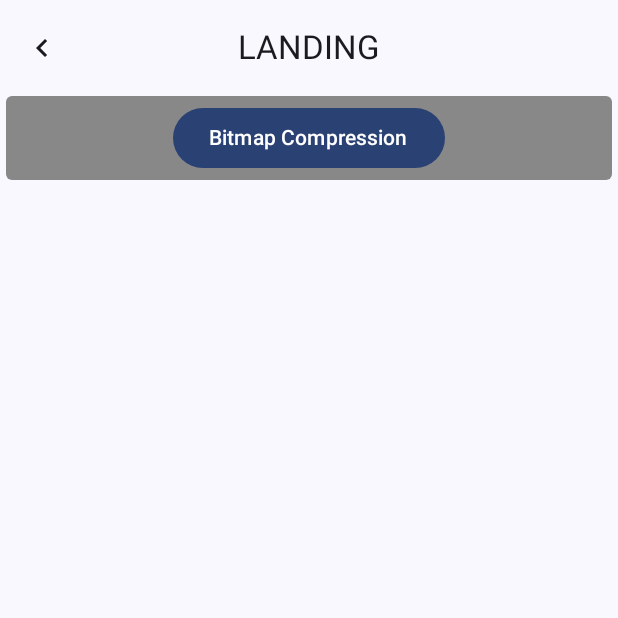
After one commit to rhonyabdullah/ndk-playground, an Android app built with Jetpack Compose: the LandingScreen screen opened through its navigation route, on a phone screen of 412 x 824 dp, the top half of it. The commit adds this screen. Run offline under Robolectric (Android 15) with nearby library versions, the phone set to English and light mode, and no system bars; our stand-ins replace Dagger/Hilt's generated code; libraries missing offline, so code that uses them is left out: androidx.camera.core, androidx.camera.lifecycle.

Commit message:
capture image and compress to native

```diff
--- a/app/src/main/java/com/ndk/playground/MainActivity.kt
+++ b/app/src/main/java/com/ndk/playground/MainActivity.kt
@@ -4,58 +4,60 @@ import android.os.Bundle
 import androidx.activity.ComponentActivity
 import androidx.activity.compose.setContent
 import androidx.activity.enableEdgeToEdge
-import androidx.compose.foundation.layout.fillMaxSize
-import androidx.compose.foundation.layout.padding
-import androidx.compose.material3.Scaffold
-import androidx.compose.material3.Text
 import androidx.compose.runtime.Composable
-import androidx.compose.ui.Modifier
-import androidx.compose.ui.tooling.preview.Preview
-import com.ndk.nativelib.LOG_D
-import com.ndk.nativelib.LOG_E
-import com.ndk.nativelib.LOG_I
-import com.ndk.nativelib.LOG_V
-import com.ndk.nativelib.LOG_W
+import androidx.navigation.NavHostController
+import androidx.navigation.compose.NavHost
+import androidx.navigation.compose.composable
+import androidx.navigation.compose.rememberNavController
+import com.ndk.playground.screen.bitmap.BitmapScreen
+import com.ndk.playground.screen.landing.LandingScreen
 import com.ndk.playground.ui.theme.NDKPlaygroundTheme
+import com.ndk.playground.utils.ImageProcessor
+import dagger.hilt.android.AndroidEntryPoint
+import javax.inject.Inject
 
+@AndroidEntryPoint
 class MainActivity : ComponentActivity() {
 
-    private val logMessage = "Hello from MainActivity"
+    @Inject
+    lateinit var imageProcessor: ImageProcessor
 
     override fun onCreate(savedInstanceState: Bundle?) {
         super.onCreate(savedInstanceState)
         enableEdgeToEdge()
         setContent {
             NDKPlaygroundTheme {
-                Scaffold(modifier = Modifier.fillMaxSize()) { innerPadding ->
-                    Greeting(
-                        name = "Android",
-                        modifier = Modifier.padding(innerPadding)
-                    )
-                }
+                MainApp(
+                    navController = rememberNavController(),
+                    imageProcessor = imageProcessor
+                )
             }
         }
-        LOG_V("MainActivity", "Using tag: $logMessage")
-        LOG_V(logMessage)
-        LOG_D(logMessage)
-        LOG_I(logMessage)
-        LOG_W(logMessage)
-        LOG_E(logMessage)
     }
 }
 
 @Composable
-fun Greeting(name: String, modifier: Modifier = Modifier) {
-    Text(
-        text = "Hello $name!",
-        modifier = modifier
-    )
-}
-
-@Preview(showBackground = true)
-@Composable
-fun GreetingPreview() {
-    NDKPlaygroundTheme {
-        Greeting("Android")
+private fun MainApp(
+    navController: NavHostController,
+    imageProcessor: ImageProcessor
+) {
+    NavHost(
+        navController = navController,
+        startDestination = NdkPlaygroundScreen.LANDING.name
+    ) {
+        composable(NdkPlaygroundScreen.LANDING.name) {
+            LandingScreen(
+                onBack = navController::popBackStack,
+                onBitmapClicked = {
+                    navController.navigate(NdkPlaygroundScreen.BITMAP.name)
+                }
+            )
+        }
+        composable(NdkPlaygroundScreen.BITMAP.name) {
+            BitmapScreen(
+                onBack = navController::popBackStack,
+                imageProcessor = imageProcessor
+            )
+        }
     }
 }
--- /dev/null
+++ b/app/src/main/java/com/ndk/playground/NdkPlaygroundScreen.kt
@@ -0,0 +1,6 @@
+package com.ndk.playground
+
+enum class NdkPlaygroundScreen {
+    LANDING,
+    BITMAP
+}
--- /dev/null
+++ b/app/src/main/java/com/ndk/playground/di/AppModule.kt
@@ -0,0 +1,16 @@
+package com.ndk.playground.di
+
+import com.ndk.nativelib.BitmapUtils
+import dagger.Module
+import dagger.Provides
+import dagger.hilt.InstallIn
+import dagger.hilt.components.SingletonComponent
+
+@Module
+@InstallIn(SingletonComponent::class)
+class AppModule {
+
+    @Provides
+    fun bindBitmapUtils(): BitmapUtils = BitmapUtils.instance
+
+}
--- /dev/null
+++ b/app/src/main/java/com/ndk/playground/screen/landing/LandingScreen.kt
@@ -0,0 +1,95 @@
+package com.ndk.playground.screen.landing
+
+import androidx.compose.foundation.background
+import androidx.compose.foundation.layout.Box
+import androidx.compose.foundation.layout.Column
+import androidx.compose.foundation.layout.fillMaxSize
+import androidx.compose.foundation.layout.fillMaxWidth
+import androidx.compose.foundation.layout.padding
+import androidx.compose.foundation.shape.RoundedCornerShape
+import androidx.compose.material.icons.Icons
+import androidx.compose.material.icons.filled.KeyboardArrowLeft
+import androidx.compose.material3.Button
+import androidx.compose.material3.CenterAlignedTopAppBar
+import androidx.compose.material3.ExperimentalMaterial3Api
+import androidx.compose.material3.Icon
+import androidx.compose.material3.IconButton
+import androidx.compose.material3.Scaffold
+import androidx.compose.material3.Text
+import androidx.compose.runtime.Composable
+import androidx.compose.ui.Alignment
+import androidx.compose.ui.Modifier
+import androidx.compose.ui.draw.clip
+import androidx.compose.ui.graphics.Color
+import androidx.compose.ui.tooling.preview.Preview
+import androidx.compose.ui.unit.dp
+import com.ndk.playground.NdkPlaygroundScreen
+import com.ndk.playground.ui.theme.NDKPlaygroundTheme
+import com.ndk.playground.ui.theme.Padding
+
+@OptIn(ExperimentalMaterial3Api::class)
+@Composable
+fun LandingScreen(
+    onBack: () -> Unit,
+    onBitmapClicked: () -> Unit
+) {
+    Scaffold(
+        topBar = {
+            CenterAlignedTopAppBar(
+                title = {
+                    Text(NdkPlaygroundScreen.LANDING.name)
+                },
+                navigationIcon = {
+                    IconButton(onClick = onBack) {
+                        Icon(Icons.Default.KeyboardArrowLeft, contentDescription = "Back")
+                    }
+                }
+            )
+        },
+    ) { innerPadding ->
+        Column(
+            modifier = Modifier
+                .fillMaxSize()
+                .padding(innerPadding),
+            horizontalAlignment = Alignment.CenterHorizontally
+        ) {
+            LandingItems(
+                name = "Bitmap Compression",
+                action = onBitmapClicked
+            )
+        }
+    }
+}
+
+@Composable
+private fun LandingItems(
+    name: String,
+    action: () -> Unit
+) {
+    Box(
+        modifier = Modifier
+            .fillMaxWidth()
+            .padding(horizontal = Padding.small)
+            .clip(RoundedCornerShape(4.dp))
+            .background(Color.Gray),
+        contentAlignment = Alignment.Center
+    ) {
+        Button(
+            modifier = Modifier.padding(vertical = Padding.small),
+            onClick = action
+        ) {
+            Text(name)
+        }
+    }
+}
+
+@Preview(showBackground = true, showSystemUi = true)
+@Composable
+fun LandingScreenPreview() {
+    NDKPlaygroundTheme {
+        LandingScreen(
+            onBack = { },
+            onBitmapClicked = { }
+        )
+    }
+}
--- /dev/null
+++ b/app/src/main/java/com/ndk/playground/ui/theme/Padding.kt
@@ -0,0 +1,9 @@
+package com.ndk.playground.ui.theme
+
+import androidx.compose.ui.unit.dp
+
+object Padding {
+    val small = 4.dp
+    val medium = 8.dp
+    val large = 16.dp
+}
--- a/build.gradle.kts
+++ b/build.gradle.kts
@@ -4,4 +4,6 @@ plugins {
     alias(libs.plugins.kotlin.android) apply false
     alias(libs.plugins.kotlin.compose) apply false
     alias(libs.plugins.android.library) apply false
+    alias(libs.plugins.ksp) apply false
+    alias(libs.plugins.hilt) apply false
 }
--- a/nativelib/src/main/cpp/CMakeLists.txt
+++ b/nativelib/src/main/cpp/CMakeLists.txt
@@ -35,7 +35,9 @@ add_library(${CMAKE_PROJECT_NAME} SHARED
 target_link_libraries(${CMAKE_PROJECT_NAME}
         # List libraries link to the target library
         android
-        log)
+        log
+        jnigraphics
+)
 
 set(NATIVE_SRC_DIR ${CMAKE_CURRENT_SOURCE_DIR})
 
```
Also changed, not shown: app/build.gradle.kts (+14 -1 lines), app/src/main/AndroidManifest.xml (+14 -2 lines), app/src/main/java/com/ndk/playground/NdkPlaygroundApp.kt (added, +7 -0 lines), app/src/main/java/com/ndk/playground/screen/bitmap/BitmapScreen.kt (added, +161 -0 lines), app/src/main/java/com/ndk/playground/utils/ImageProcessor.kt (added, +166 -0 lines), gradle/libs.versions.toml (+20 -1 lines), nativelib/build.gradle.kts (+14 -2 lines).
